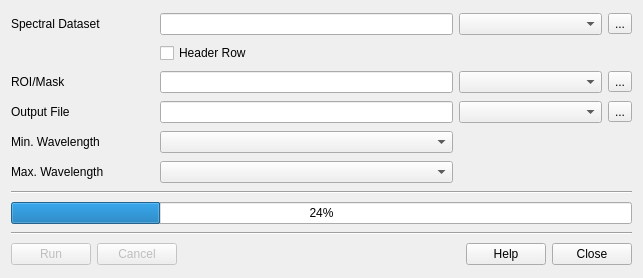
rskelly/geotools, file src/ui/contrem.ui: the form before one commit.
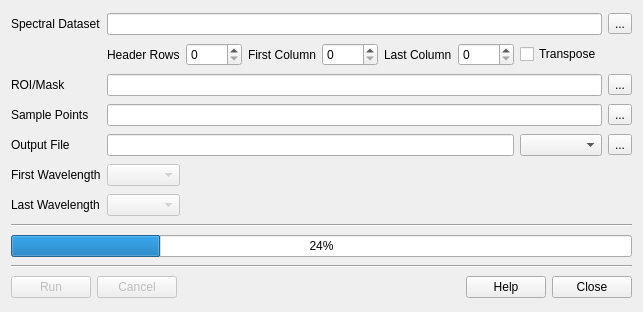
The form after the commit.

The edit to the form file:
```diff
--- a/src/ui/contrem.ui
+++ b/src/ui/contrem.ui
@@ -7,21 +7,21 @@
     <x>0</x>
     <y>0</y>
     <width>643</width>
-    <height>278</height>
+    <height>312</height>
    </rect>
   </property>
   <property name="windowTitle">
    <string>Convex Hull Continuum Removal</string>
   </property>
   <layout class="QGridLayout" name="gridLayout">
-   <item row="8" column="1" colspan="5">
+   <item row="9" column="1" colspan="9">
     <widget class="Line" name="line_2">
      <property name="orientation">
       <enum>Qt::Horizontal</enum>
      </property>
     </widget>
    </item>
-   <item row="2" column="5">
+   <item row="3" column="9">
     <widget class="QToolButton" name="btnROI">
      <property name="text">
       <string>...</string>
@@ -35,14 +35,14 @@
      </property>
     </widget>
    </item>
-   <item row="2" column="1">
+   <item row="3" column="1">
     <widget class="QLabel" name="label_2">
      <property name="text">
       <string>ROI/Mask</string>
      </property>
     </widget>
    </item>
-   <item row="13" column="1" colspan="5">
+   <item row="14" column="1" colspan="9">
     <layout class="QHBoxLayout" name="horizontalLayout">
      <item>
       <widget class="QPushButton" name="btnRun">
@@ -93,86 +93,139 @@
      </item>
     </layout>
    </item>
-   <item row="10" column="1" colspan="5">
+   <item row="11" column="1" colspan="9">
     <widget class="QProgressBar" name="progressBar">
      <property name="value">
       <number>24</number>
      </property>
     </widget>
    </item>
-   <item row="4" column="5">
+   <item row="5" column="9">
     <widget class="QToolButton" name="btnOutput">
      <property name="text">
       <string>...</string>
      </property>
     </widget>
    </item>
-   <item row="11" column="1" colspan="5">
+   <item row="12" column="1" colspan="9">
     <widget class="Line" name="line">
      <property name="orientation">
       <enum>Qt::Horizontal</enum>
      </property>
     </widget>
    </item>
-   <item row="0" column="5">
+   <item row="0" column="9">
     <widget class="QToolButton" name="btnSpectra">
      <property name="text">
       <string>...</string>
      </property>
     </widget>
    </item>
-   <item row="4" column="1">
+   <item row="5" column="1">
     <widget class="QLabel" name="label_8">
      <property name="text">
       <string>Output File</string>
      </property>
     </widget>
    </item>
-   <item row="5" column="1">
+   <item row="6" column="1">
     <widget class="QLabel" name="label_9">
      <property name="text">
-      <string>Min. Wavelength</string>
+      <string>First Wavelength</string>
      </property>
     </widget>
    </item>
-   <item row="2" column="2" colspan="2">
-    <widget class="QLineEdit" name="txtROIFile"/>
-   </item>
-   <item row="4" column="2" colspan="2">
-    <widget class="QLineEdit" name="txtOutputFile"/>
-   </item>
-   <item row="0" column="4">
-    <widget class="QComboBox" name="cboSpectraType"/>
-   </item>
-   <item row="0" column="2" colspan="2">
-    <widget class="QLineEdit" name="txtSpectraFile"/>
-   </item>
-   <item row="4" column="4">
+   <item row="5" column="8">
     <widget class="QComboBox" name="cboOutputType"/>
    </item>
-   <item row="2" column="4">
-    <widget class="QComboBox" name="cboROIType"/>
-   </item>
-   <item row="6" column="1">
+   <item row="7" column="1">
     <widget class="QLabel" name="label_10">
      <property name="text">
-      <string>Max. Wavelength</string>
+      <string>Last Wavelength</string>
      </property>
     </widget>
    </item>
-   <item row="5" column="2" colspan="2">
-    <widget class="QComboBox" name="cboMinWL"/>
+   <item row="3" column="2" colspan="7">
+    <widget class="QLineEdit" name="txtROIFile"/>
    </item>
-   <item row="6" column="2" colspan="2">
-    <widget class="QComboBox" name="cboMaxWL"/>
+   <item row="1" column="7">
+    <widget class="QSpinBox" name="spnWLLastCol"/>
    </item>
-   <item row="1" column="2" colspan="2">
-    <widget class="QCheckBox" name="chkInputHasHeader">
+   <item row="1" column="2">
+    <widget class="QLabel" name="label_6">
+     <property name="text">
+      <string>Header Rows</string>
+     </property>
+    </widget>
+   </item>
+   <item row="1" column="5">
+    <widget class="QSpinBox" name="spnWLFirstCol"/>
+   </item>
+   <item row="5" column="2" colspan="6">
+    <widget class="QLineEdit" name="txtOutputFile"/>
+   </item>
+   <item row="4" column="1">
+    <widget class="QLabel" name="label_3">
+     <property name="text">
+      <string>Sample Points</string>
+     </property>
+    </widget>
+   </item>
+   <item row="4" column="2" colspan="7">
+    <widget class="QLineEdit" name="txtSamplePoints"/>
+   </item>
+   <item row="6" column="2">
+    <widget class="QComboBox" name="cboMinWL">
      <property name="enabled">
-      <bool>true</bool>
+      <bool>false</bool>
      </property>
+    </widget>
+   </item>
+   <item row="1" column="4">
+    <widget class="QLabel" name="label_4">
      <property name="text">
-      <string>Header Row</string>
+      <string>First Column</string>
+     </property>
+    </widget>
+   </item>
+   <item row="7" column="2">
+    <widget class="QComboBox" name="cboMaxWL">
+     <property name="enabled">
+      <bool>false</bool>
+     </property>
+    </widget>
+   </item>
+   <item row="1" column="6">
+    <widget class="QLabel" name="label_5">
+     <property name="text">
+      <string>Last Column</string>
+     </property>
+    </widget>
+   </item>
+   <item row="1" column="3">
+    <widget class="QSpinBox" name="spnWLHeaderRows"/>
+   </item>
+   <item row="1" column="8">
+    <widget class="QCheckBox" name="chkWLTranspose">
+     <property name="text">
+      <string>Transpose</string>
+     </property>
+    </widget>
+   </item>
+   <item row="4" column="9">
+    <widget class="QToolButton" name="btnSamplePoints">
+     <property name="text">
+      <string>...</string>
+     </property>
+    </widget>
+   </item>
+   <item row="0" column="2" colspan="7">
+    <widget class="QLineEdit" name="txtSpectraFile">
+     <property name="sizePolicy">
+      <sizepolicy hsizetype="Expanding" vsizetype="Fixed">
+       <horstretch>1</horstretch>
+       <verstretch>0</verstretch>
+      </sizepolicy>
      </property>
     </widget>
    </item>
```
Left out of the diff: 3 changed lines with no effect on the pictures.
